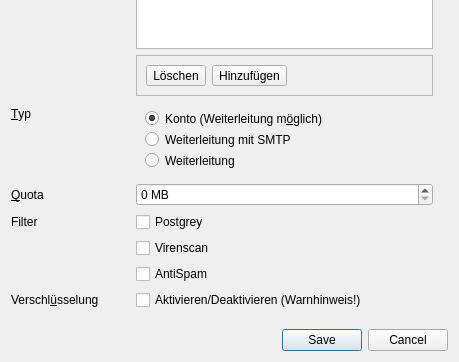
FLS-Wiesbaden/flscp, file flscp/ui/mailform.ui: the form before one commit; both pictures show x 0 to 459 and y 321 to 683 of the 459 by 683 pixel window.
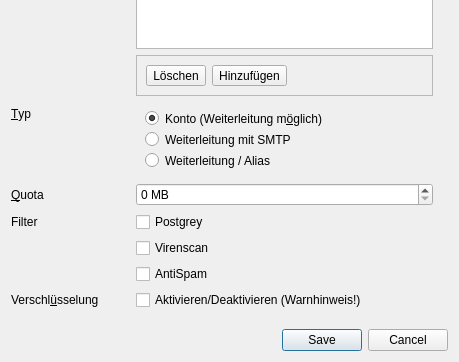
The form after the commit. Icons and pictures are not drawn.

Diff of the .ui file:
```diff
--- a/flscp/ui/mailform.ui
+++ b/flscp/ui/mailform.ui
@@ -329,7 +329,7 @@
              <string>&lt;html&gt;&lt;head/&gt;&lt;body&gt;&lt;p&gt;Kontotyp. Typ &amp;quot;Weiterleitung&amp;quot; bedeutet, dass alle eingehenden E-Mails direkt weitergeleitet werden. Der Nutzer kann sich nicht auf dem Server anmelden. Ebenso kann er nicht mit dieser E-Mail-Adresse E-Mails versenden. &lt;/p&gt;&lt;/body&gt;&lt;/html&gt;</string>
             </property>
             <property name="text">
-             <string>Weiterleitung</string>
+             <string>Weiterleitung / Alias</string>
             </property>
            </widget>
           </item>
```
Left out of the diff: 4 changed lines with no effect on the pictures.
